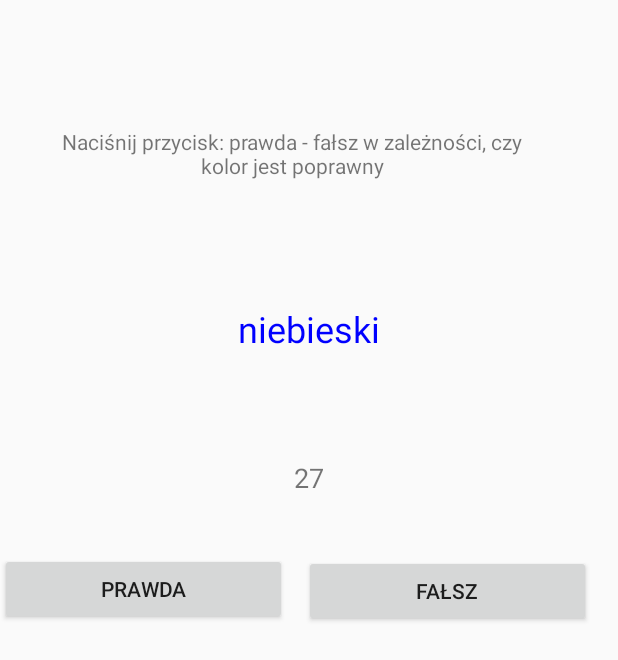
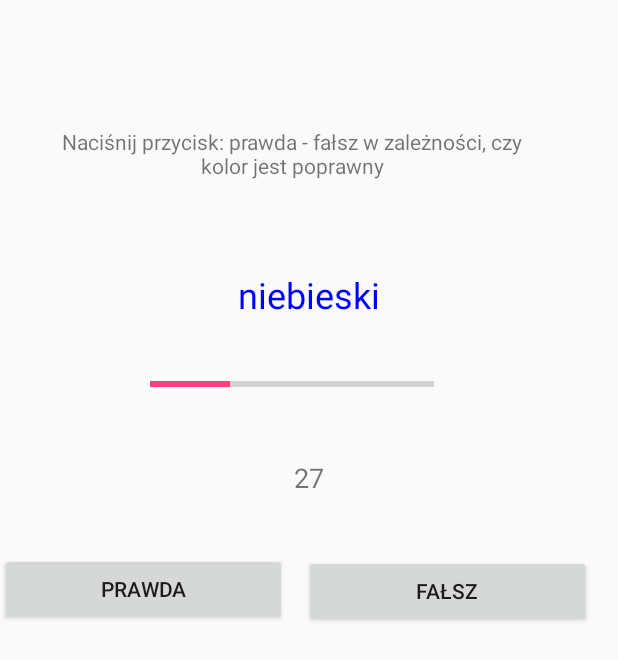
Before and after one commit to AdamStrzelec/CzasReakcji, an Android app: the GameActivity screen opened directly, with no data from a screen before it, on a phone screen of 412 x 824 dp. Shown: the top 660 px of the screen. Run offline under Robolectric (Android 15) with nearby library versions, the phone set to English and light mode, and no system bars.

Commit message:
progress bar

```diff
--- a/app/src/main/java/com/example/user/czasreakcji/GameActivity.java
+++ b/app/src/main/java/com/example/user/czasreakcji/GameActivity.java
@@ -7,6 +7,7 @@ import android.os.CountDownTimer;
 import android.support.v7.app.AppCompatActivity;
 import android.view.View;
 import android.widget.Button;
+import android.widget.ProgressBar;
 import android.widget.TextView;
 
 import java.util.ArrayList;
@@ -18,12 +19,13 @@ public class GameActivity extends AppCompatActivity {
     private Button correctButon;
     private Button incorrectButon;
     private TextView colorName;
+    private ProgressBar progressBar;
     private Colors colors;
     private Random random;
     private int generatedColorName;
     private int generatedColorValue;
     private int points;
-
+    private boolean gameEnded = false;
     public int counter = 0;
 
     public List<Integer> counters = new ArrayList<>();
@@ -57,6 +59,8 @@ public class GameActivity extends AppCompatActivity {
                 checkAnswer(false);
             }
         });
+        progressBar = (ProgressBar) findViewById(R.id.progressBar);
+        progressBar.setMax(100);
 
         colorName = (TextView) findViewById(R.id.colorName);
 
@@ -78,17 +82,23 @@ public class GameActivity extends AppCompatActivity {
         colorName.setTextColor(Color.rgb(colors.colorsTab[colorNr].getColorValueR(),colors.colorsTab[colorNr].getColorValueG(),colors.colorsTab[colorNr].getColorValueB()));
         //colorName.setTextColor(Color.rgb(255,0,0));
         //System.out.println(colors.colorsTab[0]);
+        if(counter>=100){
+            openResultWindow();
+        }
 
         if(generatedColorName==generatedColorValue){
-            if(isCorrect)points++;
+            if(isCorrect){points++;
+            counters.add(counter);}
             else openResultWindow();
         }else{
-            if(!isCorrect)points++;
+            if(!isCorrect){points++;
+            counters.add(counter);}
+
             else openResultWindow();
         }
         System.out.println("punkty" + points);
         System.out.println("counterro: " + counter);
-        counters.add(counter);
+
         newTask();
     }
 
@@ -102,16 +112,31 @@ public class GameActivity extends AppCompatActivity {
         counter = 0;
 
         final TextView timer = (TextView) findViewById(R.id.timer);
-        new CountDownTimer(10000, 100){
-            public void onTick(long millisUntilFinished){
-                timer.setText(String.valueOf(counter));
-                counter++;
-            }
+        if(gameEnded==false) {
+            new CountDownTimer(10000, 100) {
+                public void onTick(long millisUntilFinished) {
+                    timer.setText(String.valueOf(counter));
+                    if(counter<=100) {
+                        counter++;
+                        progressBar.setProgress(counter);
+                    }
 
-            public void onFinish(){
+                    if(counter>=100){
+                        gameEnded = true;
+                        System.out.println("game ended " + gameEnded);
+                        //checkAnswer(false);
+                    }
 
-            }
-        }.start();
+
+
+
+                }
+
+                public void onFinish() {
+
+                }
+            }.start();
+        }
         System.out.println("counter po: "+ counter);
     }
 
@@ -135,7 +160,7 @@ public class GameActivity extends AppCompatActivity {
         if(points>0)avg = sum/points;
         else avg=0;
 
-        System.out.println("suma: " + sum + " average: " + avg + " najszybsza odpowiedz: " + min + " najwolniejsza opowiedz: " + max);
+        //System.out.println("suma: " + sum + " average: " + avg + " najszybsza odpowiedz: " + min + " najwolniejsza opowiedz: " + max);
 
         Intent intent = new Intent(this, ResultActivity.class);
         intent.putExtra(CORRECT_ANSWERS_COUNT, points);
--- a/app/src/main/res/layout/content_game.xml
+++ b/app/src/main/res/layout/content_game.xml
@@ -42,9 +42,9 @@
     <TextView
         android:id="@+id/colorName"
         android:layout_width="match_parent"
-        android:layout_height="98dp"
+        android:layout_height="45dp"
         android:layout_x="0dp"
-        android:layout_y="203dp"
+        android:layout_y="180dp"
         android:text="TextColor"
         android:textAlignment="center"
         android:textSize="24sp"
@@ -62,4 +62,14 @@
         android:textSize="18sp"
         tools:layout_editor_absoluteX="161dp"
         tools:layout_editor_absoluteY="321dp" />
+
+    <ProgressBar
+        android:id="@+id/progressBar"
+        style="?android:attr/progressBarStyleHorizontal"
+        android:layout_width="189dp"
+        android:layout_height="44dp"
+        android:layout_x="100dp"
+        android:layout_y="234dp"
+        tools:layout_editor_absoluteX="130dp"
+        tools:layout_editor_absoluteY="251dp" />
 </AbsoluteLayout>
```
